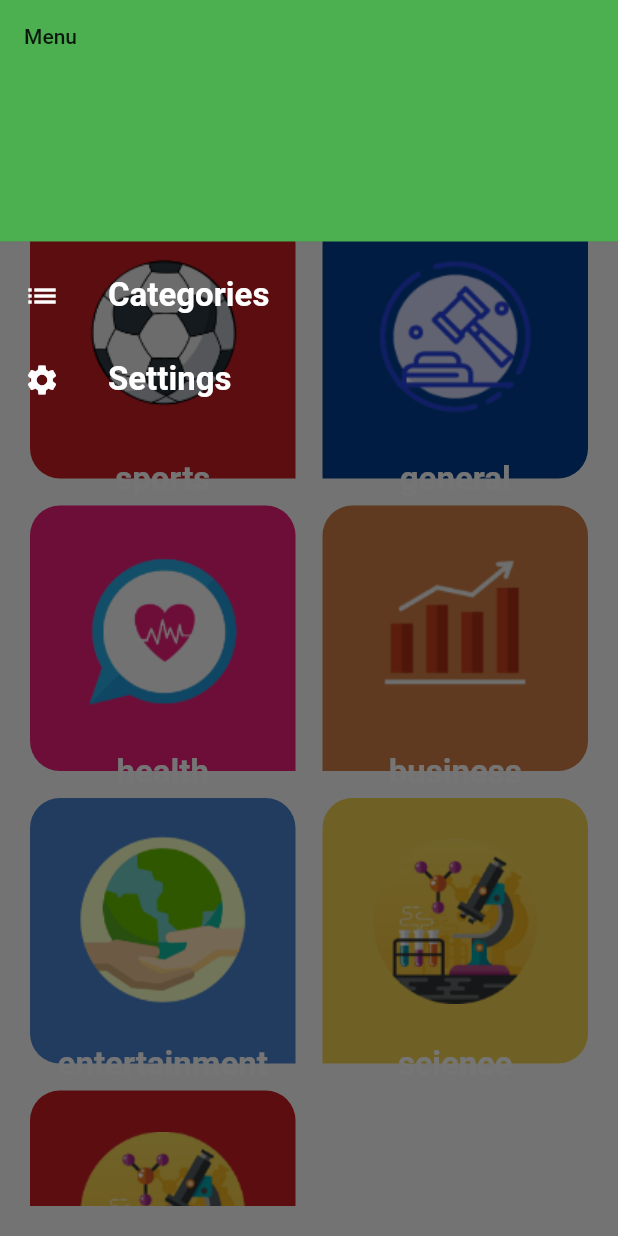
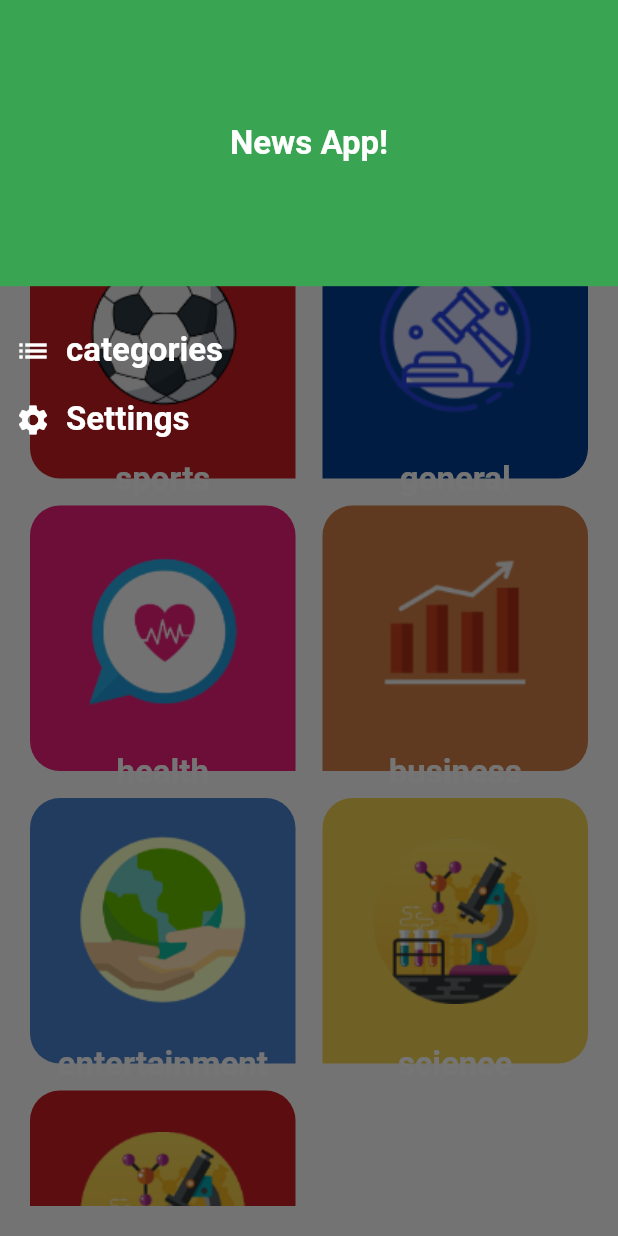
Before and after one commit to sohailadaoud/news_app, a Flutter app: the screen it shows after launch, with the side drawer open, on a phone screen of 412 x 824 dp. Run offline on Flutter 3.47's test engine with Material 2 defaults, Android fonts, the phone set to English and light mode, and no system bars.

Commit message:
finished category screens

```diff
--- a/lib/api/api_manager.dart
+++ b/lib/api/api_manager.dart
@@ -6,9 +6,9 @@ import 'package:news_app/model/NewsResponse.dart';
 import 'package:news_app/model/SourceResponse.dart';
 
 class ApiManager {
-  static Future<SourceResponse> getSources() async {
+  static Future<SourceResponse> getSources(String categoryId) async {
     Uri url = Uri.https(ApiConstants.baseUrl, ApiConstants.sourceApi,
-        {'apiKey': 'c32b5bd86d2e44f5b256f1952bdbf86f'});
+        {'apiKey': 'c32b5bd86d2e44f5b256f1952bdbf86f', 'category': categoryId});
     try {
       var response = await http.get(url);
       var bodyString = response.body;
--- a/lib/category/category_fragment.dart
+++ b/lib/category/category_fragment.dart
@@ -4,6 +4,9 @@ import 'package:news_app/model/category.dart';
 
 class CategoryFragment extends StatelessWidget {
   var categoriesList = Category.getCategories();
+  Function onCategoryClick;
+
+  CategoryFragment({required this.onCategoryClick});
 
   @override
   Widget build(BuildContext context) {
@@ -22,8 +25,13 @@ class CategoryFragment extends StatelessWidget {
               gridDelegate: SliverGridDelegateWithFixedCrossAxisCount(
                   crossAxisCount: 2, mainAxisSpacing: 18, crossAxisSpacing: 18),
               itemBuilder: (context, index) {
-                return CategoryItem(
-                    category: categoriesList[index], index: index);
+                return InkWell(
+                  onTap: () {
+                    onCategoryClick(categoriesList[index]);
+                  },
+                  child: CategoryItem(
+                      category: categoriesList[index], index: index),
+                );
               },
               itemCount: categoriesList.length,
             ),
--- a/lib/home/home_drawer.dart
+++ b/lib/home/home_drawer.dart
@@ -1,48 +1,124 @@
 import 'package:flutter/material.dart';
 
 class HomeDrawer extends StatelessWidget {
+  static const int categories = 1;
+
+  static const int settings = 2;
+
+  Function onDrawerItemClick;
+
+  HomeDrawer({required this.onDrawerItemClick});
+
   @override
   Widget build(BuildContext context) {
-    return Container(
-      child: ListView(
-        padding: EdgeInsets.zero,
+    return Column(
       children: [
-          DrawerHeader(
-            decoration: BoxDecoration(
-              color: Colors.green,
-            ),
-            child: Text('Menu'),
-          ),
-          ListTile(
-            leading: Icon(
-              Icons.list,
-              color: Colors.white, // Specify the color here
-            ),
-            title: Text(
-              'Categories',
+        Container(
+          width: double.infinity,
+          padding: EdgeInsets.symmetric(
+              vertical: MediaQuery.of(context).size.height * 0.1),
+          color: Theme.of(context).primaryColor,
+          child: Text(
+            'News App!',
+            textAlign: TextAlign.center,
             style: Theme.of(context).textTheme.titleLarge,
           ),
+        ),
+        SizedBox(
+          height: 20,
+        ),
+        InkWell(
           onTap: () {
-              Navigator.pop(context); // Close the drawer
-              Navigator.pushNamed(context, 'category');
+            onDrawerItemClick(HomeDrawer.categories);
           },
+          child: Padding(
+            padding: const EdgeInsets.all(10),
+            child: Row(
+              children: [
+                Icon(
+                  Icons.list, color: Colors.white, // Specify the color here
                 ),
-          ListTile(
-            leading: Icon(
-              Icons.settings,
-              color: Colors.white, // Specify the color here
+                SizedBox(
+                  width: 10,
                 ),
-            title: Text(
-              'Settings',
+                Text(
+                  "categories",
                   style: Theme.of(context).textTheme.titleLarge,
-            ),
-            onTap: () {
-              Navigator.pop(context); // Close the drawer
-              Navigator.pushNamed(context, 'settings');
-            },
-          ),
+                )
               ],
             ),
+          ),
+        ),
+        InkWell(
+          onTap: () {
+            onDrawerItemClick(HomeDrawer.settings);
+          },
+          child: Padding(
+            padding: const EdgeInsets.all(10.0),
+            child: Row(
+              children: [
+                Icon(
+                  Icons.settings, color: Colors.white, // Specify the color here
+                ),
+                SizedBox(
+                  width: 10,
+                ),
+                Text(
+                  "Settings",
+                  style: Theme.of(context).textTheme.titleLarge,
+                )
+              ],
+            ),
+          ),
+        )
+      ],
     );
   }
 }
+
+// class HomeDrawer extends StatelessWidget {
+//   @override
+//   Widget build(BuildContext context) {
+//     return Container(
+//       child: ListView(
+//         padding: EdgeInsets.zero,
+//         children: [
+//           DrawerHeader(
+//             decoration: BoxDecoration(
+//               color: Colors.green,
+//             ),
+//             child: Text('Menu'),
+//           ),
+//           ListTile(
+//             leading: Icon(
+//               Icons.list,
+//               color: Colors.white, // Specify the color here
+//             ),
+//             title: Text(
+//               'Categories',
+//               style: Theme.of(context).textTheme.titleLarge,
+//             ),
+//             onTap: () {
+//               Navigator.pop(context); // Close the drawer
+//               Navigator.pushNamed(context, 'category');
+//             },
+//           ),
+//           ListTile(
+//             leading: Icon(
+//               Icons.settings,
+//               color: Colors.white, // Specify the color here
+//             ),
+//             title: Text(
+//               'Settings',
+//               style: Theme.of(context).textTheme.titleLarge,
+//             ),
+//             onTap: () {
+//               Navigator.pop(context); // Close the drawer
+//               Navigator.pushNamed(context, 'settings');
+//             },
+//           ),
+//         ],
+//       ),
+//     );
+//   }
+// }
--- a/lib/home/home_screen.dart
+++ b/lib/home/home_screen.dart
@@ -1,6 +1,9 @@
 import 'package:flutter/material.dart';
+import 'package:news_app/category/category_details.dart';
 import 'package:news_app/category/category_fragment.dart';
 import 'package:news_app/home/home_drawer.dart';
+import 'package:news_app/model/category.dart';
+import 'package:news_app/settings/settings_tab.dart';
 
 class HomeScreen extends StatefulWidget {
   static const String routeName = 'home';
@@ -15,11 +18,33 @@ class _HomeScreenState extends State<HomeScreen> {
     return Scaffold(
       appBar: AppBar(
         centerTitle: true,
-        title: Text('News_App', style: Theme.of(context).textTheme.titleLarge),
+        title: Text('News App', style: Theme.of(context).textTheme.titleLarge),
       ),
-      drawer: HomeDrawer(),
-      body: CategoryFragment(),
+      drawer: HomeDrawer(
+        onDrawerItemClick: onDrawerItemClick,
+      ),
+      body: selectedDrawerItem == HomeDrawer.settings
+          ? SettingsTab()
+          : selectedCategory == null
+              ? CategoryFragment(onCategoryClick: onCategoryClick)
+              : CategoryDetails(category: selectedCategory!),
     );
+  }
+
+  Category? selectedCategory;
+
+  void onCategoryClick(Category newSelectedCategory) {
+    selectedCategory = newSelectedCategory;
+    setState(() {});
+  }
+
+  int selectedDrawerItem = HomeDrawer.categories;
+
+  void onDrawerItemClick(int newSelectedDrawerItem) {
+    selectedDrawerItem = newSelectedDrawerItem;
+    selectedCategory = null;
+    Navigator.pop(context);
+    setState(() {});
   }
 }
 
--- a/lib/main.dart
+++ b/lib/main.dart
@@ -1,5 +1,4 @@
 import 'package:flutter/material.dart';
-import 'package:news_app/category/category_details.dart';
 import 'package:news_app/home/home_screen.dart';
 import 'package:news_app/myTheme.dart';
 
@@ -8,14 +7,13 @@ void main() {
 }
 
 class MyApp extends StatelessWidget {
-  // This widget is the root of your application.
   @override
   Widget build(BuildContext context) {
     return MaterialApp(
       routes: {
         HomeScreen.routeName: (context) => HomeScreen(),
-        CategoryDetails.routeName: (context) => CategoryDetails(),
-        'category': (context) => CategoryDetails()
+        //CategoryDetails.routeName: (context) => CategoryDetails(category: category),
+        //'category': (context) => CategoryFragment(onCategoryClick: onCategoryClick ),
       },
       initialRoute: HomeScreen.routeName,
       theme: MyTheme.lightTheme,
```
Also changed, not shown: lib/category/category_details.dart (+28 -8 lines), lib/settings/settings_tab.dart (added, +11 -0 lines). Lines whose indentation alone changed are shown as unchanged.
